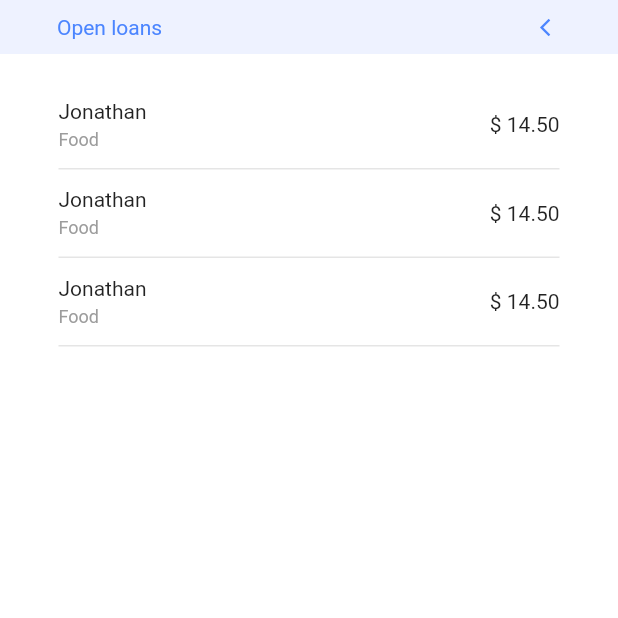
After one commit to ecrax/loan_tracking, a Flutter app: the screen it shows after launch, after a tap on "Open loans", on a phone screen of 412 x 824 dp, the top half of it. The commit adds this screen. Run offline on Flutter 3.47's test engine with Material 2 defaults, Android fonts, the phone set to English and light mode, and no system bars.

Commit message:
added pages

```diff
--- a/lib/screens/home_screen.dart
+++ b/lib/screens/home_screen.dart
@@ -1,7 +1,9 @@
+import 'package:flutter/cupertino.dart';
 import 'package:flutter/material.dart';
+import 'package:loan_tracking/screens/closed_loans_screen.dart';
+import 'package:loan_tracking/screens/open_loans_screen.dart';
 import 'package:loan_tracking/utils/custom_colors.dart';
-import 'package:loan_tracking/widgets/divider_menu_bar.dart';
-import 'package:loan_tracking/widgets/loan_card.dart';
+import 'package:loan_tracking/widgets/loan_list.dart';
 
 class HomeScreen extends StatelessWidget {
   const HomeScreen({Key key}) : super(key: key);
@@ -37,80 +39,46 @@ class HomeScreen extends StatelessWidget {
                       fontSize: 24,
                     ),
                   ),
+                  SizedBox(
+                    height: 29,
+                  ),
                 ],
               ),
             ),
             // Open loans
-            Container(
-              child: Column(
-                children: [
-                  SizedBox(
-                    height: 29,
+            LoanList(
+              title: "Open loans",
+              heroTag: "OpenLoans",
+              icon: Icons.arrow_forward_ios,
+              action: () {
+                Navigator.push(
+                  context,
+                  MaterialPageRoute(
+                    builder: (context) {
+                      return OpenLoansScreen();
+                    },
                   ),
-                  DividerMenuBar(
-                    title: "Open loans",
-                    onPressed: () {},
-                  ),
-                  Column(
-                    children: [
-                      SizedBox(
-                        height: 18,
-                      ),
-                      LoanCard(
-                        name: "Jonathan",
-                        subject: "Food",
-                        amount: 14.5,
-                      ),
-                      LoanCard(
-                        name: "Jonathan",
-                        subject: "Food",
-                        amount: 14.5,
-                      ),
-                      LoanCard(
-                        name: "Jonathan",
-                        subject: "Food",
-                        amount: 14.5,
-                      ),
-                    ],
-                  ),
-                ],
-              ),
+                );
+              },
+            ),
+            SizedBox(
+              height: 29,
             ),
             // Closed loans
-            Container(
-              child: Column(
-                children: [
-                  SizedBox(
-                    height: 29,
+            LoanList(
+              title: "Closed loans",
+              heroTag: "ClosedLoans",
+              icon: Icons.arrow_forward_ios,
+              action: () {
+                Navigator.push(
+                  context,
+                  CupertinoPageRoute(
+                    builder: (context) {
+                      return ClosedLoansScreen();
+                    },
                   ),
-                  DividerMenuBar(
-                    title: "Closed loans",
-                    onPressed: () {},
-                  ),
-                  Column(
-                    children: [
-                      SizedBox(
-                        height: 18,
-                      ),
-                      LoanCard(
-                        name: "Jonathan",
-                        subject: "Food",
-                        amount: 14.5,
-                      ),
-                      LoanCard(
-                        name: "Jonathan",
-                        subject: "Food",
-                        amount: 14.5,
-                      ),
-                      LoanCard(
-                        name: "Jonathan",
-                        subject: "Food",
-                        amount: 14.5,
-                      ),
-                    ],
-                  ),
-                ],
-              ),
+                );
+              },
             ),
           ],
         ),
--- /dev/null
+++ b/lib/screens/open_loans_screen.dart
@@ -0,0 +1,24 @@
+import 'package:flutter/material.dart';
+import 'package:loan_tracking/utils/custom_colors.dart';
+import 'package:loan_tracking/widgets/loan_list.dart';
+
+class OpenLoansScreen extends StatelessWidget {
+  const OpenLoansScreen({Key key}) : super(key: key);
+
+  @override
+  Widget build(BuildContext context) {
+    return Scaffold(
+      backgroundColor: lightAccentColor,
+      body: SafeArea(
+        child: LoanList(
+          title: "Open loans",
+          heroTag: "OpenLoans",
+          icon: Icons.arrow_back_ios,
+          action: () {
+            Navigator.pop(context);
+          },
+        ),
+      ),
+    );
+  }
+}
--- a/lib/widgets/divider_menu_bar.dart
+++ b/lib/widgets/divider_menu_bar.dart
@@ -4,34 +4,39 @@ import 'package:loan_tracking/utils/custom_colors.dart';
 class DividerMenuBar extends StatelessWidget {
   const DividerMenuBar({
     @required this.title,
+    @required this.icon,
     @required this.onPressed,
   });
 
   final String title;
   final Function onPressed;
+  final IconData icon;
 
   @override
   Widget build(BuildContext context) {
-    return Container(
+    return GestureDetector(
+      onTap: onPressed,
+      child: Container(
         height: 36,
         color: lightAccentColor,
         padding: const EdgeInsets.symmetric(horizontal: 38),
         child: Row(
           mainAxisAlignment: MainAxisAlignment.spaceBetween,
           children: [
-          Text(
+            Material(
+              color: Colors.transparent,
+              child: Text(
                 title,
                 style: TextStyle(fontSize: 14, color: accentColor),
               ),
-          GestureDetector(
-            child: Icon(
-              Icons.arrow_forward_ios,
+            ),
+            Icon(
+              icon,
               size: 14,
               color: accentColor,
-            ),
-            onTap: onPressed,
             )
           ],
+        ),
       ),
     );
   }
--- /dev/null
+++ b/lib/widgets/loan_list.dart
@@ -0,0 +1,58 @@
+import 'package:flutter/material.dart';
+import 'package:loan_tracking/widgets/divider_menu_bar.dart';
+import 'package:loan_tracking/widgets/loan_card.dart';
+
+class LoanList extends StatelessWidget {
+  const LoanList({
+    @required this.title,
+    @required this.icon,
+    @required this.action,
+    @required this.heroTag,
+  });
+
+  final String title;
+  final IconData icon;
+  final Function action;
+  final String heroTag;
+
+  @override
+  Widget build(BuildContext context) {
+    return Container(
+      color: Colors.white,
+      child: Column(
+        children: [
+          Hero(
+            tag: heroTag,
+            child: DividerMenuBar(
+              title: title,
+              icon: icon,
+              onPressed: action,
+            ),
+          ),
+          Column(
+            children: [
+              SizedBox(
+                height: 18,
+              ),
+              LoanCard(
+                name: "Jonathan",
+                subject: "Food",
+                amount: 14.5,
+              ),
+              LoanCard(
+                name: "Jonathan",
+                subject: "Food",
+                amount: 14.5,
+              ),
+              LoanCard(
+                name: "Jonathan",
+                subject: "Food",
+                amount: 14.5,
+              ),
+            ],
+          ),
+        ],
+      ),
+    );
+  }
+}
```
Also changed, not shown: lib/screens/closed_loans_screen.dart (added, +24 -0 lines). Lines whose indentation alone changed are shown as unchanged.
